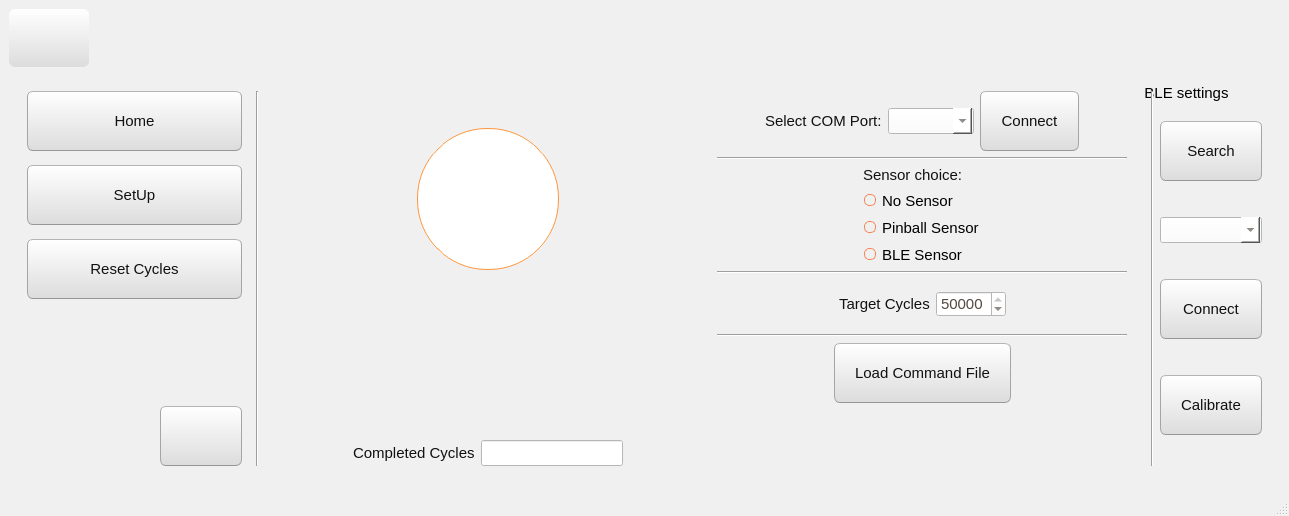
Before: the Qt Designer form ArduinoController/mainwindow.ui in giogan98/daffodil, drawn with Qt 5.
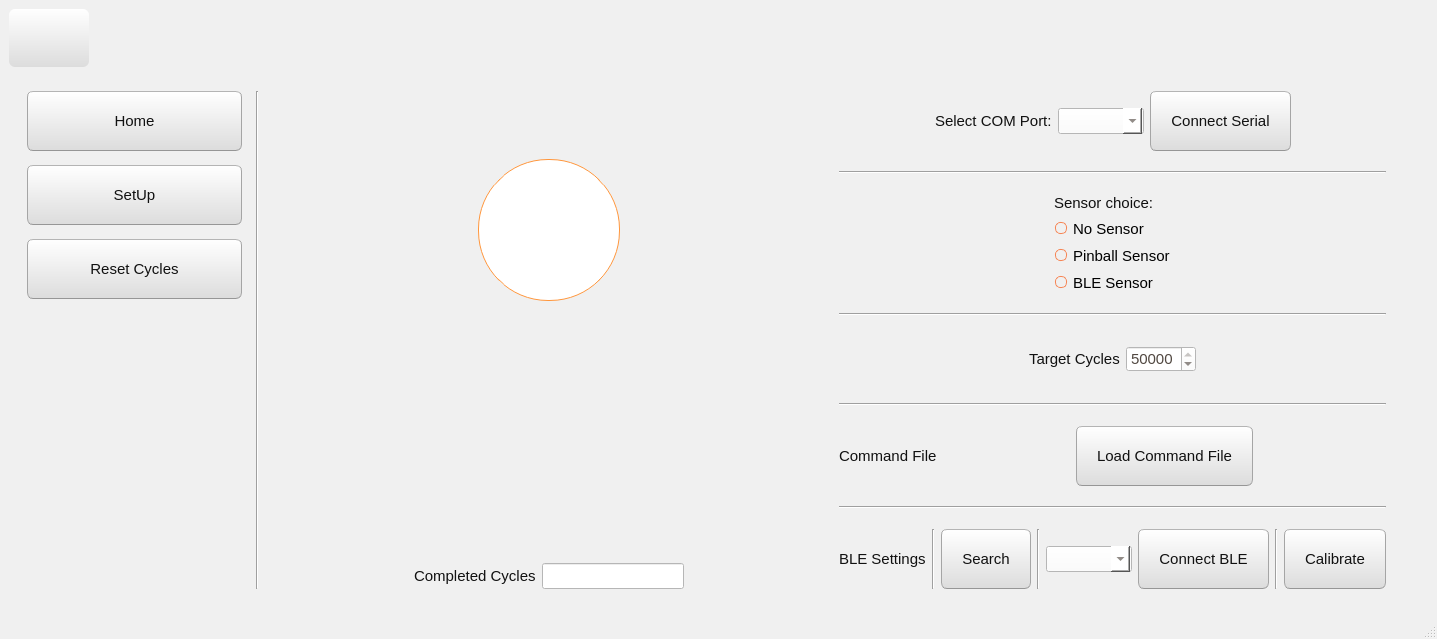
After: the same form once the commit is applied.

Patch:
```diff
--- a/ArduinoController/mainwindow.ui
+++ b/ArduinoController/mainwindow.ui
@@ -9,8 +9,8 @@
    <rect>
     <x>0</x>
     <y>0</y>
-    <width>1289</width>
-    <height>516</height>
+    <width>1437</width>
+    <height>639</height>
    </rect>
   </property>
   <property name="windowTitle">
@@ -692,30 +692,6 @@
               </item>
              </layout>
             </item>
-            <item>
-             <layout class="QHBoxLayout" name="horizontalLayout_6">
-              <item>
-               <spacer name="horizontalSpacer_8">
-                <property name="orientation">
-                 <enum>Qt::Horizontal</enum>
-                </property>
-                <property name="sizeHint" stdset="0">
-                 <size>
-                  <width>40</width>
-                  <height>20</height>
-                 </size>
-                </property>
-               </spacer>
-              </item>
-              <item>
-               <widget class="QPushButton" name="pbn_advancedSettings">
-                <property name="text">
-                 <string/>
-                </property>
-               </widget>
-              </item>
-             </layout>
-            </item>
            </layout>
           </item>
           <item>
@@ -985,7 +961,7 @@
                </sizepolicy>
               </property>
               <property name="text">
-               <string>Connect</string>
+               <string>Connect Serial</string>
               </property>
              </widget>
             </item>
@@ -1004,6 +980,19 @@
             </item>
            </layout>
           </item>
+          <item>
+           <spacer name="verticalSpacer_6">
+            <property name="orientation">
+             <enum>Qt::Vertical</enum>
+            </property>
+            <property name="sizeHint" stdset="0">
+             <size>
+              <width>20</width>
+              <height>40</height>
+             </size>
+            </property>
+           </spacer>
+          </item>
           <item>
            <widget class="Line" name="line_2">
             <property name="orientation">
@@ -1011,6 +1000,19 @@
             </property>
            </widget>
           </item>
+          <item>
+           <spacer name="verticalSpacer_7">
+            <property name="orientation">
+             <enum>Qt::Vertical</enum>
+            </property>
+            <property name="sizeHint" stdset="0">
+             <size>
+              <width>20</width>
+              <height>40</height>
+             </size>
+            </property>
+           </spacer>
+          </item>
           <item>
            <layout class="QHBoxLayout" name="horizontalLayout_15">
             <item>
@@ -1073,6 +1075,19 @@
             </item>
            </layout>
           </item>
+          <item>
+           <spacer name="verticalSpacer_8">
+            <property name="orientation">
+             <enum>Qt::Vertical</enum>
+            </property>
+            <property name="sizeHint" stdset="0">
+             <size>
+              <width>20</width>
+              <height>40</height>
+             </size>
+            </property>
+           </spacer>
+          </item>
           <item>
            <widget class="Line" name="line_3">
             <property name="orientation">
@@ -1080,6 +1095,19 @@
             </property>
            </widget>
           </item>
+          <item>
+           <spacer name="verticalSpacer_9">
+            <property name="orientation">
+             <enum>Qt::Vertical</enum>
+            </property>
+            <property name="sizeHint" stdset="0">
+             <size>
+              <width>20</width>
+              <height>40</height>
+             </size>
+            </property>
+           </spacer>
+          </item>
           <item>
            <layout class="QHBoxLayout" name="horizontalLayout_2">
             <item>
@@ -1130,6 +1158,19 @@
             </item>
            </layout>
           </item>
+          <item>
+           <spacer name="verticalSpacer_10">
+            <property name="orientation">
+             <enum>Qt::Vertical</enum>
+            </property>
+            <property name="sizeHint" stdset="0">
+             <size>
+              <width>20</width>
+              <height>40</height>
+             </size>
+            </property>
+           </spacer>
+          </item>
           <item>
            <widget class="Line" name="line_4">
             <property name="orientation">
@@ -1137,8 +1178,28 @@
             </property>
            </widget>
           </item>
+          <item>
+           <spacer name="verticalSpacer_11">
+            <property name="orientation">
+             <enum>Qt::Vertical</enum>
+            </property>
+            <property name="sizeHint" stdset="0">
+             <size>
+              <width>20</width>
+              <height>40</height>
+             </size>
+            </property>
+           </spacer>
+          </item>
           <item>
            <layout class="QHBoxLayout" name="horizontalLayout_16">
+            <item>
+             <widget class="QLabel" name="label_2">
+              <property name="text">
+               <string>Command File</string>
+              </property>
+             </widget>
+            </item>
             <item>
              <spacer name="horizontalSpacer_16">
               <property name="orientation">
@@ -1175,7 +1236,7 @@
            </layout>
           </item>
           <item>
-           <spacer name="verticalSpacer_6">
+           <spacer name="verticalSpacer_12">
             <property name="orientation">
              <enum>Qt::Vertical</enum>
             </property>
@@ -1187,24 +1248,48 @@
             </property>
            </spacer>
           </item>
-         </layout>
-        </widget>
-       </item>
-       <item>
-        <widget class="QGroupBox" name="groupBox_bleSettings">
-         <property name="title">
-          <string>BLE settings</string>
-         </property>
-         <layout class="QHBoxLayout" name="horizontalLayout_11">
           <item>
            <widget class="Line" name="line_5">
             <property name="orientation">
-             <enum>Qt::Vertical</enum>
+             <enum>Qt::Horizontal</enum>
             </property>
            </widget>
           </item>
           <item>
-           <layout class="QVBoxLayout" name="verticalLayout_7">
+           <spacer name="verticalSpacer_13">
+            <property name="orientation">
+             <enum>Qt::Vertical</enum>
+            </property>
+            <property name="sizeHint" stdset="0">
+             <size>
+              <width>20</width>
+              <height>40</height>
+             </size>
+            </property>
+           </spacer>
+          </item>
+          <item>
+           <layout class="QHBoxLayout" name="horizontalLayout_6">
+            <item>
+             <widget class="QLabel" name="label">
+              <property name="sizePolicy">
+               <sizepolicy hsizetype="Preferred" vsizetype="Preferred">
+                <horstretch>0</horstretch>
+                <verstretch>0</verstretch>
+               </sizepolicy>
+              </property>
+              <property name="text">
+               <string>BLE Settings</string>
+              </property>
+             </widget>
+            </item>
+            <item>
+             <widget class="Line" name="line_6">
+              <property name="orientation">
+               <enum>Qt::Vertical</enum>
+              </property>
+             </widget>
+            </item>
             <item>
              <widget class="QPushButton" name="pb_searchBLE">
               <property name="text">
@@ -1212,13 +1297,27 @@
               </property>
              </widget>
             </item>
+            <item>
+             <widget class="Line" name="line_7">
+              <property name="orientation">
+               <enum>Qt::Vertical</enum>
+              </property>
+             </widget>
+            </item>
             <item>
              <widget class="QComboBox" name="cb_BLEdevices"/>
             </item>
             <item>
              <widget class="QPushButton" name="pb_connectBLE">
               <property name="text">
-               <string>Connect</string>
+               <string>Connect BLE</string>
+              </property>
+             </widget>
+            </item>
+            <item>
+             <widget class="Line" name="line_8">
+              <property name="orientation">
+               <enum>Qt::Vertical</enum>
               </property>
              </widget>
             </item>
@@ -1234,6 +1333,14 @@
          </layout>
         </widget>
        </item>
+       <item>
+        <widget class="QGroupBox" name="groupBox_bleSettings">
+         <property name="title">
+          <string/>
+         </property>
+         <layout class="QHBoxLayout" name="horizontalLayout_11"/>
+        </widget>
+       </item>
       </layout>
      </widget>
     </item>
```
